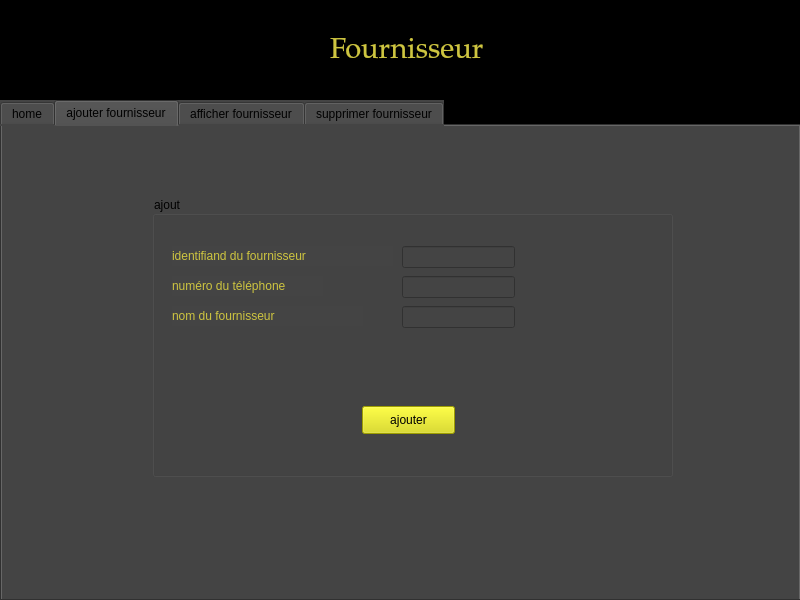
First picture: the form in mainwindow.ui, repository Iskanderbahroun/Beauty_Center_2A16, before the edit.
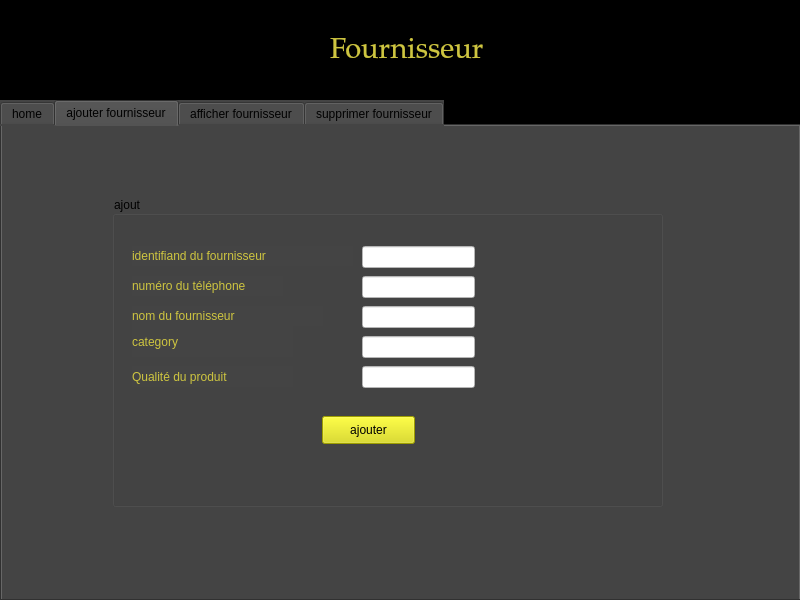
Second picture: the form after the edit. The open tabs and pages were chosen to show the change. Icons and pictures are not drawn.

Patch:
```diff
--- a/mainwindow.ui
+++ b/mainwindow.ui
@@ -723,10 +723,10 @@
      <widget class="QGroupBox" name="groupBox">
       <property name="geometry">
        <rect>
-        <x>150</x>
+        <x>110</x>
         <y>70</y>
-        <width>521</width>
-        <height>281</height>
+        <width>551</width>
+        <height>311</height>
        </rect>
       </property>
       <property name="title">
@@ -792,6 +792,11 @@
          <height>22</height>
         </rect>
        </property>
+       <property name="styleSheet">
+        <string notr="true">
+color: rgb(0, 0, 0);
+background-color: rgb(255, 255, 255);</string>
+       </property>
       </widget>
       <widget class="QLineEdit" name="le_id">
        <property name="geometry">
@@ -802,6 +807,10 @@
          <height>22</height>
         </rect>
        </property>
+       <property name="styleSheet">
+        <string notr="true">color: rgb(0, 0, 0);
+background-color: rgb(255, 255, 255);</string>
+       </property>
       </widget>
       <widget class="QLineEdit" name="le_numtel">
        <property name="geometry">
@@ -812,12 +821,16 @@
          <height>22</height>
         </rect>
        </property>
+       <property name="styleSheet">
+        <string notr="true">color: rgb(0, 0, 0);
+background-color: rgb(255, 255, 255);</string>
+       </property>
       </widget>
       <widget class="QPushButton" name="pb_ajouter">
        <property name="geometry">
         <rect>
          <x>210</x>
-         <y>210</y>
+         <y>220</y>
          <width>93</width>
          <height>28</height>
         </rect>
@@ -974,6 +987,68 @@
         <string>ajouter</string>
        </property>
       </widget>
+      <widget class="QLabel" name="label_6">
+       <property name="geometry">
+        <rect>
+         <x>20</x>
+         <y>130</y>
+         <width>161</width>
+         <height>31</height>
+        </rect>
+       </property>
+       <property name="styleSheet">
+        <string notr="true">color: rgb(206, 197, 64);
+font: 75 11pt &quot;MS Shell Dlg 2&quot;; </string>
+       </property>
+       <property name="text">
+        <string>category</string>
+       </property>
+      </widget>
+      <widget class="QLineEdit" name="Le_cat">
+       <property name="geometry">
+        <rect>
+         <x>250</x>
+         <y>140</y>
+         <width>113</width>
+         <height>22</height>
+        </rect>
+       </property>
+       <property name="styleSheet">
+        <string notr="true">background-color: rgb(255, 255, 255);
+color: rgb(0, 0, 0);</string>
+       </property>
+      </widget>
+      <widget class="QLabel" name="label_8">
+       <property name="geometry">
+        <rect>
+         <x>20</x>
+         <y>170</y>
+         <width>161</width>
+         <height>21</height>
+        </rect>
+       </property>
+       <property name="styleSheet">
+        <string notr="true">color: rgb(206, 197, 64);
+font: 75 11pt &quot;MS Shell Dlg 2&quot;; </string>
+       </property>
+       <property name="text">
+        <string>Qualité du produit</string>
+       </property>
+      </widget>
+      <widget class="QLineEdit" name="Le_qal">
+       <property name="geometry">
+        <rect>
+         <x>250</x>
+         <y>170</y>
+         <width>113</width>
+         <height>22</height>
+        </rect>
+       </property>
+       <property name="styleSheet">
+        <string notr="true">background-color: rgb(255, 255, 255);
+color: rgb(0, 0, 0);</string>
+       </property>
+      </widget>
      </widget>
      <widget class="QLabel" name="lb_img_ajt">
       <property name="geometry">
```
Left out of the diff: 15 changed lines with no effect on the pictures.
